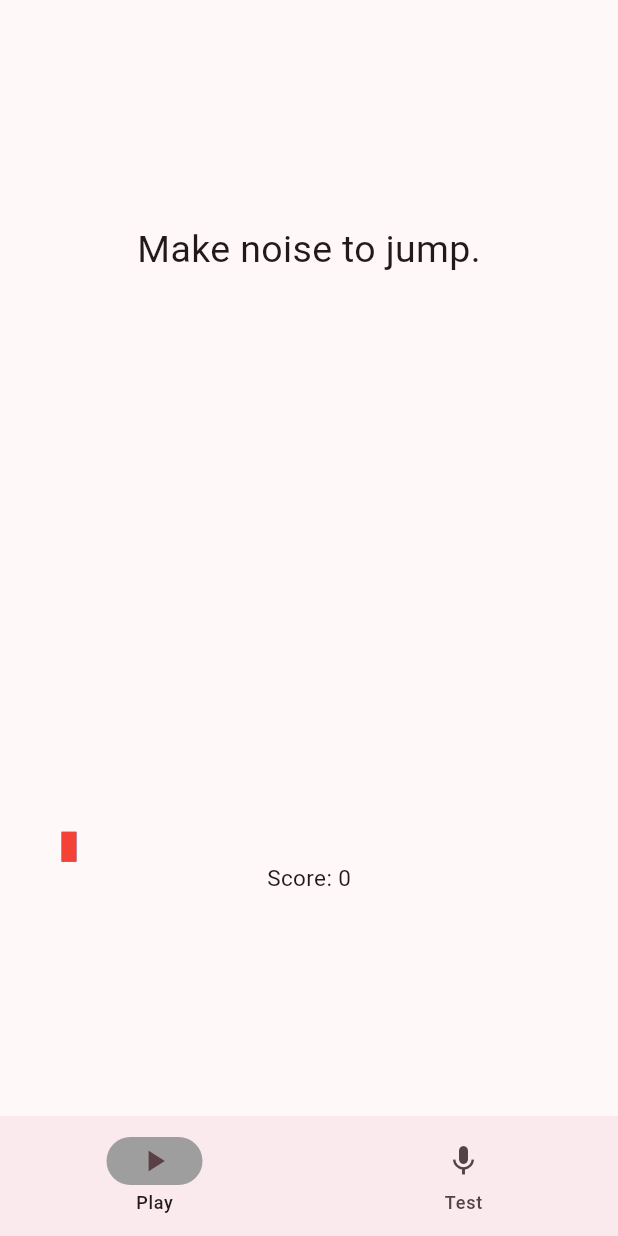
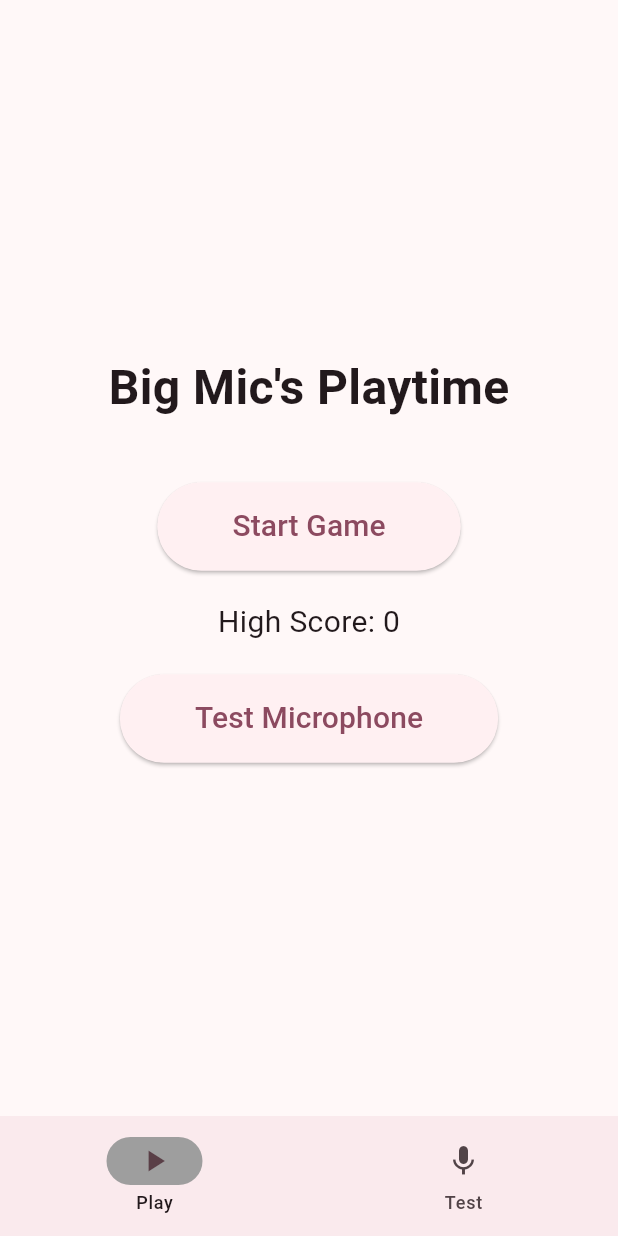
Before and after one commit to tuck3rb/Big-Mics, a Flutter app: the screen it shows after launch, on a phone screen of 412 x 824 dp. Run offline on Flutter 3.47's test engine with Material 3 defaults, Android fonts, the phone set to English and light mode, and no system bars; our stand-ins replace permission_handler; missing offline and left inert: noise_meter.

Commit message:
Fixed Game over issue and added High score counter
Added a menu system in main.dart with start game or Test Microphone options, added game reset functionality to BigMic.dart, and added to collision detection present in Game_state.dart.

```diff
--- a/big_mics_playtime/lib/main.dart
+++ b/big_mics_playtime/lib/main.dart
@@ -2,13 +2,11 @@ import 'dart:async';
 import 'package:big_mics_playtime/widgets/BigMic.dart';
 import 'package:flutter/material.dart';
 import 'package:flutter/services.dart';
-// import 'package:noise_meter/noise_meter.dart';
 import 'package:permission_handler/permission_handler.dart';
 import 'package:big_mics_playtime/objects/mic.dart';
 
-
 void main() {
-  WidgetsFlutterBinding.ensureInitialized(); // Forces portrait mode
+  WidgetsFlutterBinding.ensureInitialized();
   SystemChrome.setPreferredOrientations([
     DeviceOrientation.portraitUp,
   ]);
@@ -44,15 +42,29 @@ class _MyHomePageState extends State<MyHomePage> {
   late Timer timer;
   late BigMic bigMicGame;
   int currentScore = -1;
+  int highScore = 0;
+  bool isGameActive = false;
+  bool showMenu = true;
 
   @override
   void initState() {
     super.initState();
-  bigMicGame = BigMic(onScoreChanged: (newScore) {
+    bigMicGame = BigMic(
+      onScoreChanged: (newScore) {
         setState(() {
           currentScore = newScore;
+          if (currentScore > highScore) {
+            highScore = currentScore;
+          }
         });
+      },
+      onGameOver: () {
+        setState(() {
+          isGameActive = false;
+          showMenu = true;
         });
+      },
+    );
     requestPermission();
   }
 
@@ -61,18 +73,26 @@ void initState() {
   }
 
   Future<PermissionStatus> requestPermission() async {
-    PermissionStatus permissionStatus = await Permission.microphone.request();
-    return permissionStatus;
+    return await Permission.microphone.request();
   }
 
+  void startNewGame() {
+    setState(() {
+      isGameActive = true;
+      showMenu = false;
+      if (BigMic.of(context) != null) {
+        BigMic.of(context)!.resetGame();
+      }
+    });
+  }
 
-
-  void micStart() async{
+  void micStart() async {
     mic.start();
     timer = Timer.periodic(const Duration(milliseconds: 50), (_) {
       setState(() => mic.recording = true);
     });
   }
+
   void micStop() {
     mic.stop();
     cancelTimer();
@@ -83,13 +103,99 @@ void initState() {
     timer.cancel();
   }
 
+  Widget buildGameMenu() {
+    return Center(
+      child: Column(
+        mainAxisAlignment: MainAxisAlignment.center,
+        children: [
+          const Text(
+            'Big Mic\'s Playtime',
+            style: TextStyle(fontSize: 32, fontWeight: FontWeight.bold),
+          ),
+          const SizedBox(height: 40),
+          ElevatedButton(
+            onPressed: startNewGame,
+            style: ElevatedButton.styleFrom(
+              padding: const EdgeInsets.symmetric(horizontal: 50, vertical: 15),
+            ),
+            child: const Text('Start Game', style: TextStyle(fontSize: 20)),
+          ),
+          const SizedBox(height: 20),
+          Text(
+            'High Score: $highScore',
+            style: const TextStyle(fontSize: 20),
+          ),
+          const SizedBox(height: 20),
+          ElevatedButton(
+            onPressed: () {
+              setState(() {
+                currentPageIndex = 1; // Switch to mic test page
+              });
+            },
+            style: ElevatedButton.styleFrom(
+              padding: const EdgeInsets.symmetric(horizontal: 50, vertical: 15),
+            ),
+            child:
+                const Text('Test Microphone', style: TextStyle(fontSize: 20)),
+          ),
+        ],
+      ),
+    );
+  }
+
+  Widget buildGameOver() {
+    return Center(
+      child: Column(
+        mainAxisAlignment: MainAxisAlignment.center,
+        children: [
+          const Text(
+            'Game Over!',
+            style: TextStyle(fontSize: 32, fontWeight: FontWeight.bold),
+          ),
+          const SizedBox(height: 20),
+          Text(
+            'Score: $currentScore',
+            style: const TextStyle(fontSize: 24),
+          ),
+          Text(
+            'High Score: $highScore',
+            style: const TextStyle(fontSize: 24),
+          ),
+          const SizedBox(height: 40),
+          ElevatedButton(
+            onPressed: startNewGame,
+            style: ElevatedButton.styleFrom(
+              padding: const EdgeInsets.symmetric(horizontal: 50, vertical: 15),
+            ),
+            child: const Text('Play Again', style: TextStyle(fontSize: 20)),
+          ),
+          const SizedBox(height: 20),
+          ElevatedButton(
+            onPressed: () {
+              setState(() {
+                showMenu = true;
+              });
+            },
+            style: ElevatedButton.styleFrom(
+              padding: const EdgeInsets.symmetric(horizontal: 50, vertical: 15),
+            ),
+            child: const Text('Main Menu', style: TextStyle(fontSize: 20)),
+          ),
+        ],
+      ),
+    );
+  }
+
   @override
   Widget build(BuildContext context) {
     return Scaffold(
       body: <Widget>[
         // Play page
         SafeArea(
-          child: Center(
+          child: showMenu
+              ? buildGameMenu()
+              : isGameActive
+                  ? Center(
                       child: Column(
                         mainAxisAlignment: MainAxisAlignment.center,
                         children: [
@@ -98,30 +204,32 @@ void initState() {
                             'Make noise to jump.',
                             style: TextStyle(fontSize: 25),
                           ),
-                const SizedBox(height: 20), // Functions as a spacer
-                Container(
+                          const SizedBox(height: 20),
+                          SizedBox(
                             width: 350,
                             height: 350,
-                  child: bigMicGame, // Future implementation of game
+                            child: bigMicGame,
                           ),
-                const SizedBox(height: 20), // Functions as a spacer
+                          const SizedBox(height: 20),
                           Row(
                             mainAxisAlignment: MainAxisAlignment.center,
                             children: [
                               Text(
                                 'Score: $currentScore',
-                      style: TextStyle(fontSize: 15),
+                                style: const TextStyle(fontSize: 15),
                               ),
-                    // const SizedBox(width: 50),
-                    // const Text(
-                    //   'High Score: ', // Will need to update this to be non const and add in high_score variable
-                    //   style: TextStyle(fontSize: 15),)
-                  ]
+                              const SizedBox(width: 50),
+                              Text(
+                                'High Score: $highScore',
+                                style: const TextStyle(fontSize: 15),
                               ),
-                const SizedBox(height: 20), // Functions as a spacer
                             ],
                           ),
+                          const SizedBox(height: 20),
+                        ],
                       ),
+                    )
+                  : buildGameOver(),
         ),
         // Mic Test page
         SafeArea(
@@ -131,32 +239,35 @@ void initState() {
               children: [
                 const SizedBox(height: 20),
                 Text(
-                  mic.getLatestReading()!= null
-                    ? mic.getLatestReading()!.meanDecibel
+                  mic.getLatestReading() != null
+                      ? mic
+                          .getLatestReading()!
+                          .meanDecibel
                           .toString()
                           .substring(0, 2)
                       : '0',
                   style: const TextStyle(fontSize: 24),
                 ),
-                const SizedBox(height: 30), // Functions as a spacer
+                const SizedBox(height: 30),
                 Stack(
                   clipBehavior: Clip.none,
                   children: [
                     Container(
                       width: 75,
-                      height:300,
-                      decoration: BoxDecoration(border: Border.all(color: Colors.black)),
+                      height: 300,
+                      decoration: BoxDecoration(
+                          border: Border.all(color: Colors.black)),
                       alignment: Alignment.bottomCenter,
                       child: Container(
                         width: 75,
                         height: mic.getLatestReading() != null
                             ? mic.getLatestReading()!.meanDecibel * 3
-
                             : 20,
                         color: mic.getLatestReading() != null
-                          ? (mic.getLatestReading()!.meanDecibel >= 60 ? Colors.green : Colors.red)
+                            ? (mic.getLatestReading()!.meanDecibel >= 60
+                                ? Colors.green
+                                : Colors.red)
                             : Colors.grey,
-                        // Mic test bar
                       ),
                     ),
                     Positioned(
@@ -178,7 +289,7 @@ void initState() {
                     ),
                   ],
                 ),
-                const SizedBox(height: 30), // Functions as a spacer
+                const SizedBox(height: 30),
                 RawMaterialButton(
                   onPressed: mic.recording ? micStop : micStart,
                   elevation: 2.0,
@@ -218,5 +329,4 @@ void initState() {
       ),
     );
   }
-
 }
--- a/big_mics_playtime/lib/objects/game_state.dart
+++ b/big_mics_playtime/lib/objects/game_state.dart
@@ -1,5 +1,3 @@
-
-
 class Point {
   double x, y;
   bool counted;
@@ -7,7 +5,6 @@ class Point {
 }
 
 class GameState {
-
   double bigMicX = 32.0;
   double bigMicY = 0;
   bool isJumping = false;
@@ -21,59 +18,53 @@ class GameState {
 
   GameState(int rows, int columns) : obstacles = [] {
     generateInitialObstacles(columns);
-    // print("GameState initialized with ${obstacles.length} obstacles");
   }
 
-
   void generateInitialObstacles(int columns) {
-
     for (int i = 0; i < 1; i++) {
       obstacles.add(Point(columns * (i + 1) * 3, 0));
     }
   }
 
   void moveObstacles() {
+    if (isGameOver) return; // Don't move obstacles if game is over
+
     for (var obstacle in obstacles) {
       obstacle.x += speed;
       if (obstacle.x >= 50) {
         if (!obstacle.counted) {
           score++;
           obstacle.counted = true;
-          // print("Obstacle passed. New score: $score");
         }
         obstacle.x = 00;
-        obstacle.counted = false;  // Reset the flag for the next round
+        obstacle.counted = false;
       }
     }
   }
 
-    void resetGame() {
-      score = -1;
-      isGameOver = false;
-      for (var obstacle in obstacles) {
-        obstacle.counted = false;
-      }
-      // print("Game reset. Score: $score");
-    }
+  void resetGame() {
+    score = -1;
+    isGameOver = false;
+    speed = 2.0;
+    bigMicY = 0;
+    isJumping = false;
+    peaked = false;
+
+    // Reset obstacles
+    obstacles.clear();
+    generateInitialObstacles(20); // Reset to initial state
+  }
 
   void updateJump(double gravity, double timeStep) {
+    if (isGameOver) return; // Don't allow jumping if game is over
+
     if (isJumping) {
-      if (isGameOver) {
-        // Resets the game if you jump when the game is over
-        speed = 2.0;
-        score = 0;
-        isGameOver = false;
-      }
-      if(bigMicY <= 5.0 && !peaked){
+      if (!peaked && bigMicY <= 5.0) {
         // Jumping upwards
         bigMicY -= timeStep * gravity;
-      }
-      else {
-        // Tracks if the height has been reached
+      } else {
+        // Peaked, start falling
         peaked = true;
-      }
-      if(peaked){
-        // Descending logic
         bigMicY += timeStep * gravity;
         if (bigMicY <= 0) {
           bigMicY = 0;
@@ -85,28 +76,26 @@ class GameState {
   }
 
   void jump(double initialVelocity) {
-    if (!isJumping) {
-      // initial jump settings
+    if (!isJumping && !isGameOver) {
       isJumping = true;
       bigMicY += 0.1 * initialVelocity;
       peaked = false;
     }
+  }
 
-  }
   void handleCollision() {
-    for (var obstacle in obstacles){
-      if (obstacle.x == bigMicX && bigMicY < 2.0){
+    if (isGameOver) return; // Skip collision check if game is already over
+
+    for (var obstacle in obstacles) {
+      if (obstacle.x == bigMicX && bigMicY < 2.0) {
         isGameOver = true;
-        // print("Collision detected. Game over. Final score: $score");
+        speed = 0; // Stop obstacles
         break;
-      }
-      if (isGameOver) {
-        speed = 0;
       }
     }
   }
+
   int getScore() {
-    // print("Current score: $score");
     return score;
   }
 }
```
Also changed, not shown: big_mics_playtime/lib/widgets/BigMic.dart (+43 -28 lines). Lines whose indentation alone changed are shown as unchanged.
